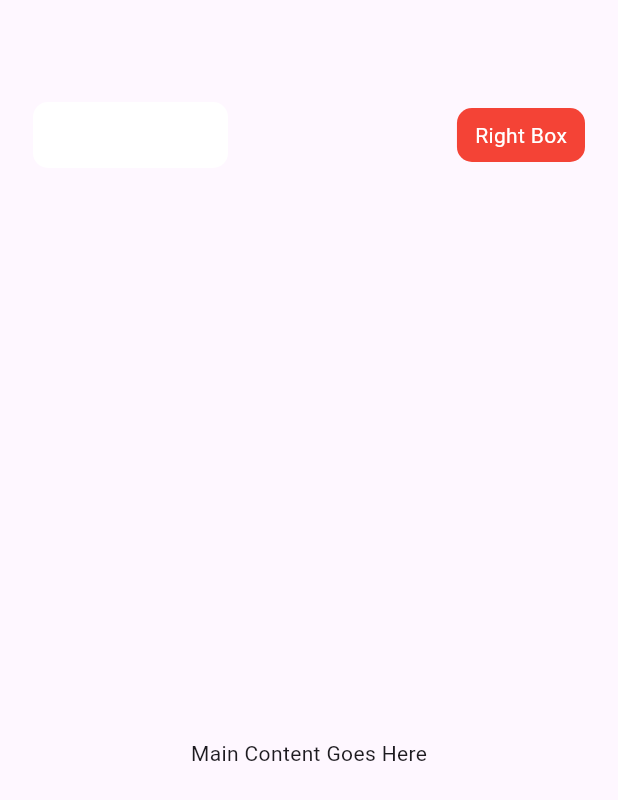
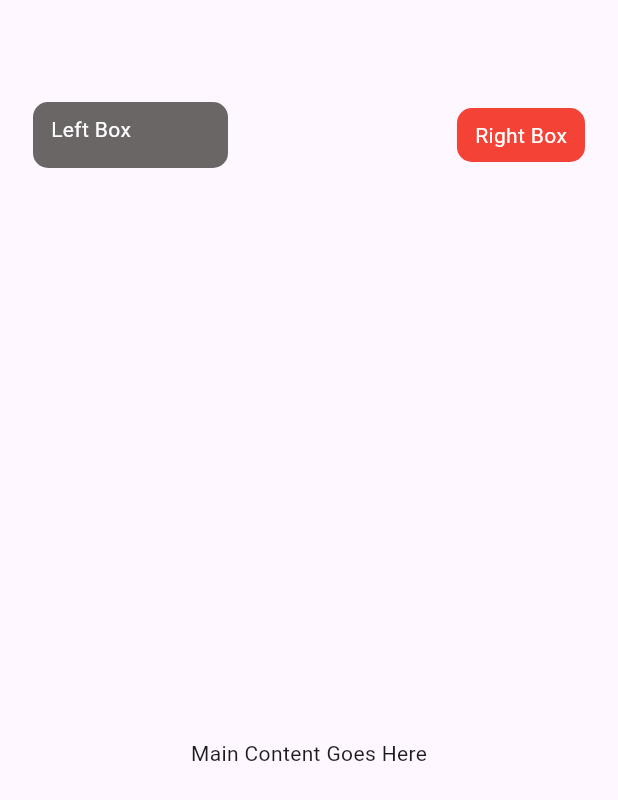
Before and after one commit to C2W-Flutter6/Apps_UI, a Flutter app: the screen it shows after launch, on a phone screen of 412 x 824 dp. Shown: the top 800 px of the screen. Run offline on Flutter 3.47's test engine with Material 3 defaults, Android fonts, the phone set to English and light mode, and no system bars; our stand-ins replace google_fonts.

Commit message:
Basic designing

```diff
--- a/travelapp_ui/lib/home_page.dart
+++ b/travelapp_ui/lib/home_page.dart
@@ -28,7 +28,7 @@ class _HomePageState extends State<HomePage> {
                   padding: EdgeInsets.symmetric(horizontal: 12, vertical: 8),
                   margin: EdgeInsets.symmetric(horizontal: 20),
                   decoration: BoxDecoration(
-                    color: Color.fromRGBO(255, 255, 255, 1),
+                    color: Color.fromRGBO(107, 102, 102, 1),
                     borderRadius: BorderRadius.circular(10),
                   ),
                   child: Text(
```
Also changed, not shown: travelapp_ui/assets/profile_img.png (added).
